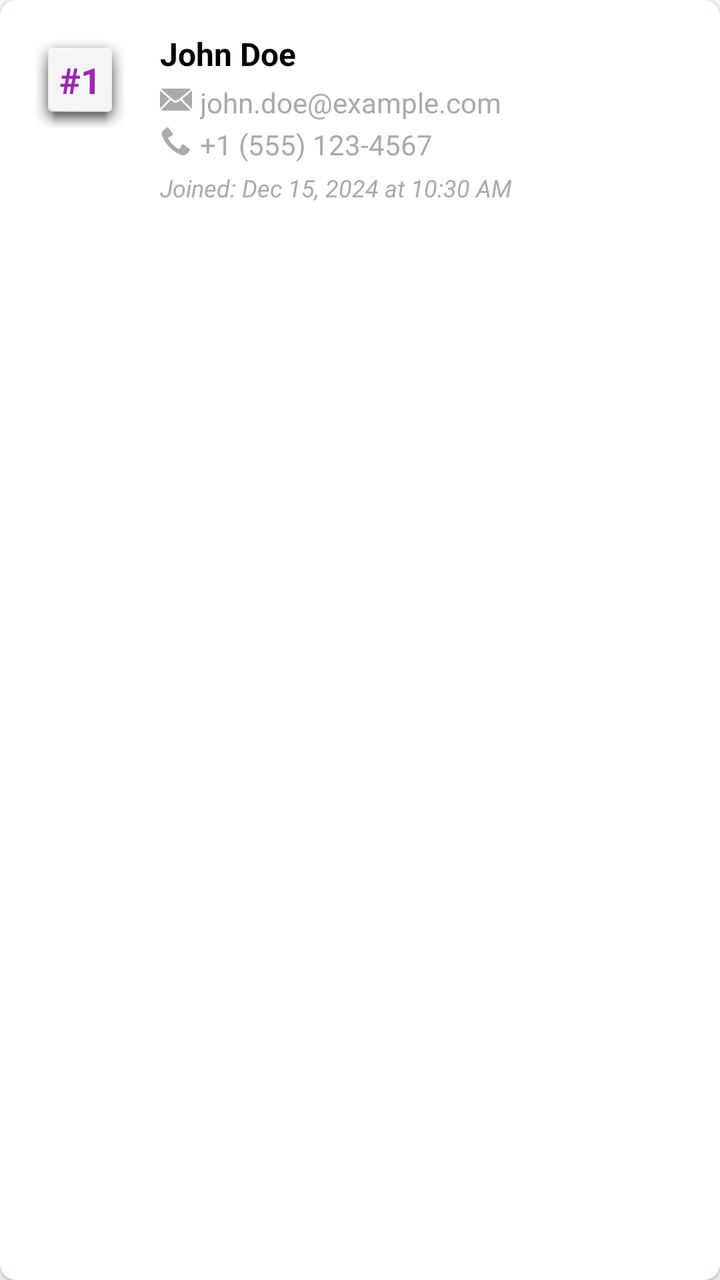
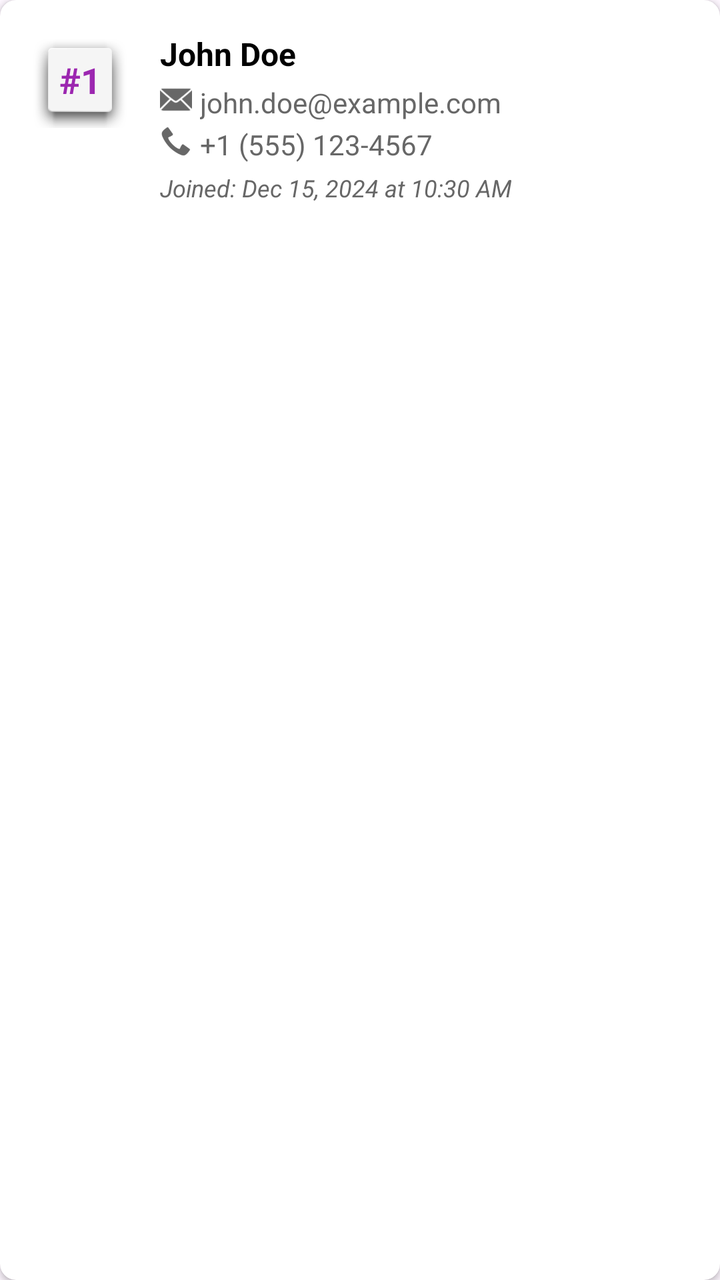

An Android layout rendered at two revisions. The XML below is the earlier revision; the diff shows what the commit changed to produce the second picture.
<!-- AndroidManifest.xml: application theme Theme.GitCat_events -->
<!-- res/layout/item_waitlist_entry.xml -->
<?xml version="1.0" encoding="utf-8"?>
<androidx.cardview.widget.CardView xmlns:android="http://schemas.android.com/apk/res/android"
    xmlns:app="http://schemas.android.com/apk/res-auto"
    android:layout_width="match_parent"
    android:layout_height="wrap_content"
    android:layout_margin="8dp"
    app:cardCornerRadius="8dp"
    app:cardElevation="2dp">

    <LinearLayout
        android:layout_width="match_parent"
        android:layout_height="wrap_content"
        android:orientation="horizontal"
        android:padding="16dp">

        
        <TextView
            android:id="@+id/tvPosition"
            android:layout_width="48dp"
            android:layout_height="48dp"
            android:gravity="center"
            android:text="#1"
            android:textSize="18sp"
            android:textStyle="bold"
            android:textColor="@color/purple_500"
            android:background="@android:drawable/dialog_holo_light_frame"
            android:layout_marginEnd="16dp" />

        
        <LinearLayout
            android:layout_width="0dp"
            android:layout_height="wrap_content"
            android:layout_weight="1"
            android:orientation="vertical">

            
            <TextView
                android:id="@+id/tvName"
                android:layout_width="wrap_content"
                android:layout_height="wrap_content"
                android:text="John Doe"
                android:textSize="16sp"
                android:textStyle="bold"
                android:textColor="@color/black"
                android:layout_marginBottom="4dp" />

            
            <LinearLayout
                android:layout_width="wrap_content"
                android:layout_height="wrap_content"
                android:orientation="horizontal"
                android:layout_marginBottom="2dp">

                <ImageView
                    android:layout_width="16dp"
                    android:layout_height="16dp"
                    android:src="@android:drawable/ic_dialog_email"
                    android:layout_marginEnd="4dp"
                    app:tint="@android:color/darker_gray" />

                <TextView
                    android:id="@+id/tvEmail"
                    android:layout_width="wrap_content"
                    android:layout_height="wrap_content"
                    android:text="john.doe@example.com"
                    android:textSize="14sp"
                    android:textColor="@android:color/darker_gray" />
            </LinearLayout>

            
            <LinearLayout
                android:layout_width="wrap_content"
                android:layout_height="wrap_content"
                android:orientation="horizontal"
                android:layout_marginBottom="4dp">

                <ImageView
                    android:layout_width="16dp"
                    android:layout_height="16dp"
                    android:src="@android:drawable/stat_sys_phone_call"
                    android:layout_marginEnd="4dp"
                    app:tint="@android:color/darker_gray" />

                <TextView
                    android:id="@+id/tvPhone"
                    android:layout_width="wrap_content"
                    android:layout_height="wrap_content"
                    android:text="+1 (555) 123-4567"
                    android:textSize="14sp"
                    android:textColor="@android:color/darker_gray" />
            </LinearLayout>

            
            <TextView
                android:id="@+id/tvJoinedDate"
                android:layout_width="wrap_content"
                android:layout_height="wrap_content"
                android:text="Joined: Dec 15, 2024 at 10:30 AM"
                android:textSize="12sp"
                android:textColor="@android:color/darker_gray"
                android:textStyle="italic" />

        </LinearLayout>

    </LinearLayout>

</androidx.cardview.widget.CardView>
<!-- resources referenced by this layout -->
<resources>
  <color name="black">#FF000000</color>
  <color name="purple_500">#9C27B0</color>
  <style name="Theme.GitCat_events" parent="Base.Theme.GitCat_events" />
  <style name="Base.Theme.GitCat_events" parent="Theme.Material3.DayNight.NoActionBar">
          
          
      </style>
</resources>

<!-- the commit's change to res/layout/item_waitlist_entry.xml (unified diff, before → after) -->
@@ -4,6 +4,7 @@
     android:layout_width="match_parent"
     android:layout_height="wrap_content"
     android:layout_margin="8dp"
+    app:cardBackgroundColor="@color/text_color_light"
     app:cardCornerRadius="8dp"
     app:cardElevation="2dp">
 
@@ -18,13 +19,13 @@
             android:id="@+id/tvPosition"
             android:layout_width="48dp"
             android:layout_height="48dp"
+            android:layout_marginEnd="16dp"
+            android:background="@android:drawable/dialog_holo_light_frame"
             android:gravity="center"
             android:text="#1"
+            android:textColor="@color/purple_500"
             android:textSize="18sp"
-            android:textStyle="bold"
-            android:textColor="@color/purple_500"
-            android:background="@android:drawable/dialog_holo_light_frame"
-            android:layout_marginEnd="16dp" />
+            android:textStyle="bold" />
 
         
         <LinearLayout
@@ -38,56 +39,56 @@
                 android:id="@+id/tvName"
                 android:layout_width="wrap_content"
                 android:layout_height="wrap_content"
+                android:layout_marginBottom="4dp"
                 android:text="John Doe"
+                android:textColor="@color/text_color_dark"
                 android:textSize="16sp"
-                android:textStyle="bold"
-                android:textColor="@color/black"
-                android:layout_marginBottom="4dp" />
+                android:textStyle="bold" />
 
             
             <LinearLayout
                 android:layout_width="wrap_content"
                 android:layout_height="wrap_content"
-                android:orientation="horizontal"
-                android:layout_marginBottom="2dp">
+                android:layout_marginBottom="2dp"
+                android:orientation="horizontal">
 
                 <ImageView
                     android:layout_width="16dp"
                     android:layout_height="16dp"
+                    android:layout_marginEnd="4dp"
                     android:src="@android:drawable/ic_dialog_email"
-                    android:layout_marginEnd="4dp"
-                    app:tint="@android:color/darker_gray" />
+                    app:tint="@color/text_color_medium" />
 
                 <TextView
                     android:id="@+id/tvEmail"
                     android:layout_width="wrap_content"
                     android:layout_height="wrap_content"
                     android:text="john.doe@example.com"
-                    android:textSize="14sp"
-                    android:textColor="@android:color/darker_gray" />
+                    android:textColor="@color/text_color_medium"
+                    android:textSize="14sp" />
             </LinearLayout>
 
             
             <LinearLayout
                 android:layout_width="wrap_content"
                 android:layout_height="wrap_content"
-                android:orientation="horizontal"
-                android:layout_marginBottom="4dp">
+                android:layout_marginBottom="4dp"
+                android:orientation="horizontal">
 
                 <ImageView
                     android:layout_width="16dp"
                     android:layout_height="16dp"
+                    android:layout_marginEnd="4dp"
                     android:src="@android:drawable/stat_sys_phone_call"
-                    android:layout_marginEnd="4dp"
-                    app:tint="@android:color/darker_gray" />
+                    app:tint="@color/text_color_medium" />
 
                 <TextView
                     android:id="@+id/tvPhone"
                     android:layout_width="wrap_content"
                     android:layout_height="wrap_content"
                     android:text="+1 (555) 123-4567"
-                    android:textSize="14sp"
-                    android:textColor="@android:color/darker_gray" />
+                    android:textColor="@color/text_color_medium"
+                    android:textSize="14sp" />
             </LinearLayout>
 
             
@@ -96,8 +97,8 @@
                 android:layout_width="wrap_content"
                 android:layout_height="wrap_content"
                 android:text="Joined: Dec 15, 2024 at 10:30 AM"
+                android:textColor="@color/text_color_medium"
                 android:textSize="12sp"
-                android:textColor="@android:color/darker_gray"
                 android:textStyle="italic" />
 
         </LinearLayout>
<!-- resource entries referenced after the edit -->
@@ -1,7 +1,9 @@
 <!-- resources referenced by this layout -->
 <resources>
-  <color name="black">#FF000000</color>
   <color name="purple_500">#9C27B0</color>
+  <color name="text_color_dark">#000000</color>
+  <color name="text_color_light">#ffffff</color>
+  <color name="text_color_medium">#676767</color>
   <style name="Theme.GitCat_events" parent="Base.Theme.GitCat_events" />
   <style name="Base.Theme.GitCat_events" parent="Theme.Material3.DayNight.NoActionBar">
           
